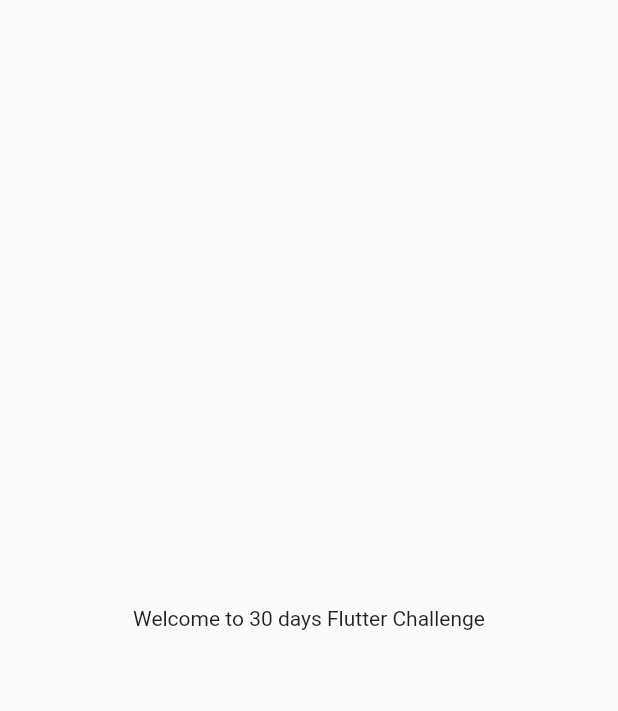
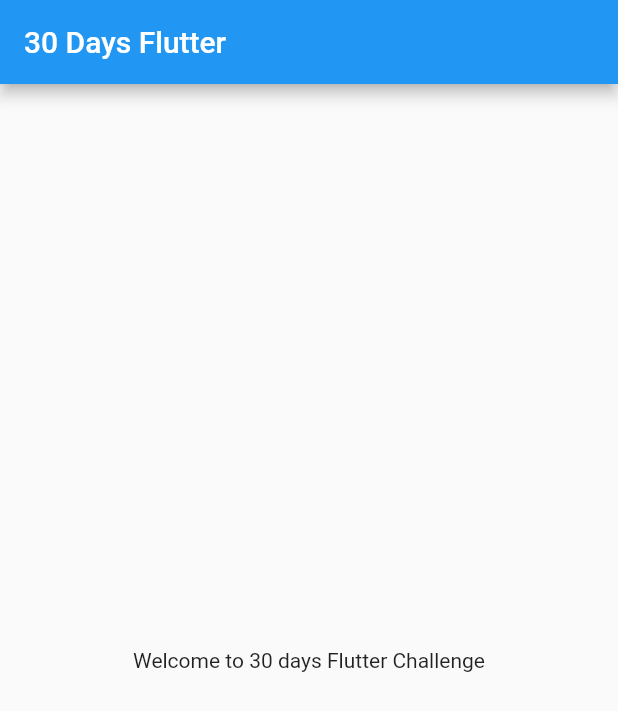
Before and after one commit to Kirtykumarverma/30DaysOfFlutter, a Flutter app: the screen it shows after launch, on a phone screen of 412 x 824 dp. Shown: the top 711 px of the screen. Run offline on Flutter 3.47's test engine with Material 2 defaults, Android fonts, the phone set to English and light mode, and no system bars.

Commit message:
Day 2 completed

```diff
--- /dev/null
+++ b/lib/homepage.dart
@@ -0,0 +1,22 @@
+import 'package:flutter/material.dart';
+
+class Homepage extends StatefulWidget {
+  @override
+  _HomepageState createState() => _HomepageState();
+}
+
+class _HomepageState extends State<Homepage> {
+  @override
+  Widget build(BuildContext context) {
+    return Scaffold(
+      appBar: AppBar(
+        title: Text('30 Days Flutter'),
+      ),
+      body: Center(
+        child: Container(
+          child: Text('Welcome to 30 days Flutter Challenge'),
+        ),
+      ),
+    );
+  }
+}
--- a/lib/main.dart
+++ b/lib/main.dart
@@ -1,3 +1,4 @@
+import 'package:FLUTTER_CATALOG/homepage.dart';
 import 'package:flutter/material.dart';
 
 void main() => runApp(MyApp());
@@ -5,14 +6,6 @@ void main() => runApp(MyApp());
 class MyApp extends StatelessWidget {
   @override
   Widget build(BuildContext context) {
-    return MaterialApp(
-      home: Material(
-        child: Center(
-          child: Container(
-            child: Text('Welcome to 30 days Flutter Challenge'),
-          ),
-        ),
-      ),
-    );
+    return MaterialApp(home: Homepage());
   }
 }
```
